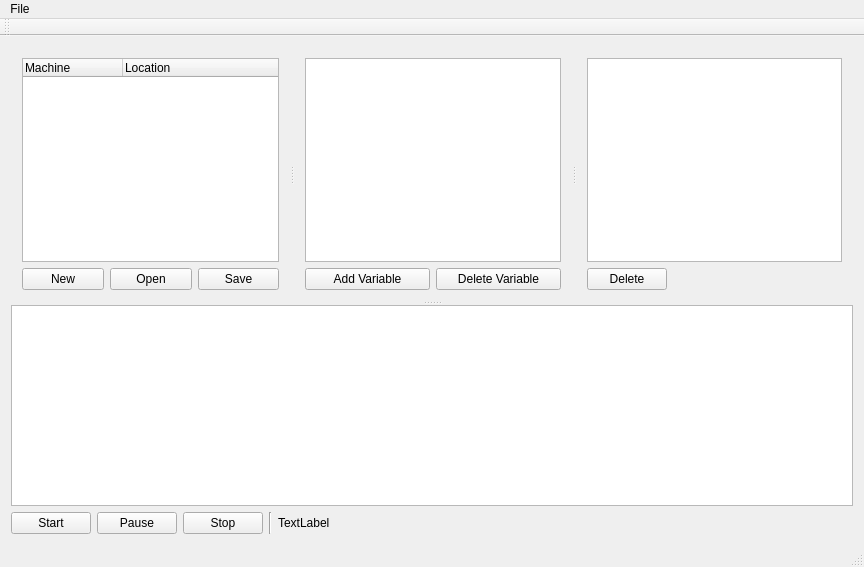
First picture: the form in mainwindow.ui, repository FLAME-HPC/flame_editor, before the edit.
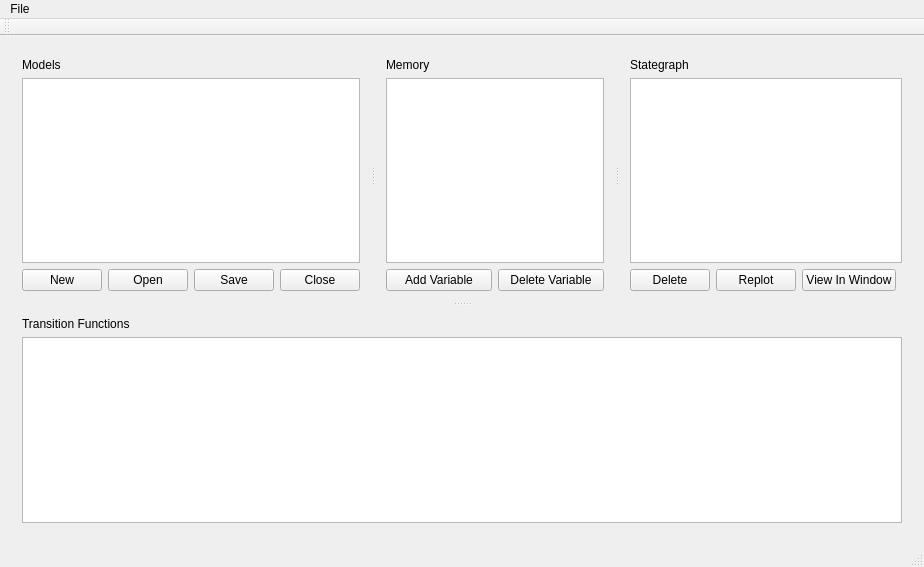
Second picture: the form after the edit.

Diff of the .ui file:
```diff
--- a/mainwindow.ui
+++ b/mainwindow.ui
@@ -6,7 +6,7 @@
    <rect>
     <x>0</x>
     <y>0</y>
-    <width>864</width>
+    <width>924</width>
     <height>567</height>
    </rect>
   </property>
@@ -14,7 +14,7 @@
    <string>FLAME Editor</string>
   </property>
   <widget class="QWidget" name="centralWidget">
-   <layout class="QVBoxLayout" name="verticalLayout">
+   <layout class="QVBoxLayout" name="verticalLayout_2">
     <item>
      <widget class="QSplitter" name="splitter_3">
       <property name="orientation">
@@ -26,39 +26,42 @@
        </property>
        <widget class="QWidget" name="layoutWidget">
         <layout class="QGridLayout" name="gridLayout_3">
-         <item row="1" column="0">
+         <item row="2" column="0">
           <widget class="QPushButton" name="pushButtonNew">
            <property name="text">
             <string>New</string>
            </property>
           </widget>
          </item>
-         <item row="1" column="1">
+         <item row="2" column="1">
           <widget class="QPushButton" name="pushButtonOpen">
            <property name="text">
             <string>Open</string>
            </property>
           </widget>
          </item>
-         <item row="1" column="2">
+         <item row="2" column="2">
           <widget class="QPushButton" name="pushButtonSave">
            <property name="text">
             <string>Save</string>
            </property>
           </widget>
          </item>
-         <item row="0" column="0" colspan="3">
-          <widget class="QTreeWidget" name="treeWidget">
-           <column>
-            <property name="text">
-             <string>Machine</string>
-            </property>
-           </column>
-           <column>
-            <property name="text">
-             <string>Location</string>
-            </property>
-           </column>
+         <item row="1" column="0" colspan="4">
+          <widget class="QTreeView" name="treeView_machines"/>
+         </item>
+         <item row="0" column="0">
+          <widget class="QLabel" name="label_models">
+           <property name="text">
+            <string>Models</string>
+           </property>
+          </widget>
+         </item>
+         <item row="2" column="3">
+          <widget class="QPushButton" name="pushButtonClose">
+           <property name="text">
+            <string>Close</string>
+           </property>
           </widget>
          </item>
         </layout>
@@ -69,113 +72,89 @@
         </property>
         <widget class="QWidget" name="layoutWidget_2">
          <layout class="QGridLayout" name="gridLayout">
-          <item row="0" column="0" colspan="2">
+          <item row="1" column="0" colspan="2">
            <widget class="QTableView" name="tableViewMemory"/>
           </item>
-          <item row="1" column="0">
+          <item row="2" column="0">
            <widget class="QPushButton" name="pushButtonAddMemory">
             <property name="text">
              <string>Add Variable</string>
             </property>
            </widget>
           </item>
-          <item row="1" column="1">
+          <item row="2" column="1">
            <widget class="QPushButton" name="pushButtonDeleteMemory">
             <property name="text">
              <string>Delete Variable</string>
             </property>
            </widget>
           </item>
+          <item row="0" column="0">
+           <widget class="QLabel" name="label_memory">
+            <property name="text">
+             <string>Memory</string>
+            </property>
+           </widget>
+          </item>
          </layout>
         </widget>
         <widget class="QWidget" name="layoutWidget_3">
          <layout class="QGridLayout" name="gridLayout_2">
-          <item row="0" column="0" colspan="2">
+          <item row="1" column="0" colspan="4">
            <widget class="QGraphicsView" name="graphicsView">
             <property name="focusPolicy">
              <enum>Qt::NoFocus</enum>
             </property>
            </widget>
           </item>
-          <item row="1" column="0">
+          <item row="2" column="0">
            <widget class="QPushButton" name="pushButtonSceneDelete">
             <property name="text">
              <string>Delete</string>
             </property>
            </widget>
           </item>
-          <item row="1" column="1">
-           <spacer name="horizontalSpacer_2">
-            <property name="orientation">
-             <enum>Qt::Horizontal</enum>
+          <item row="2" column="2">
+           <widget class="QPushButton" name="pushButton_viewModel">
+            <property name="text">
+             <string>View In Window</string>
             </property>
-            <property name="sizeHint" stdset="0">
-             <size>
-              <width>40</width>
-              <height>20</height>
-             </size>
+           </widget>
+          </item>
+          <item row="0" column="0">
+           <widget class="QLabel" name="label_stategraph">
+            <property name="text">
+             <string>Stategraph</string>
             </property>
-           </spacer>
+           </widget>
+          </item>
+          <item row="2" column="1">
+           <widget class="QPushButton" name="pushButton_update">
+            <property name="text">
+             <string>Replot</string>
+            </property>
+           </widget>
           </item>
          </layout>
         </widget>
        </widget>
       </widget>
-      <widget class="QTableView" name="tableViewMachine"/>
+      <widget class="QWidget" name="">
+       <layout class="QVBoxLayout" name="verticalLayout">
+        <item>
+         <widget class="QLabel" name="label_transitionfunctions">
+          <property name="text">
+           <string>Transition Functions</string>
+          </property>
+         </widget>
+        </item>
+        <item>
+         <widget class="QTableView" name="tableViewMachine"/>
+        </item>
+       </layout>
+      </widget>
      </widget>
     </item>
-    <item>
-     <layout class="QHBoxLayout" name="horizontalLayout">
-      <item>
-       <widget class="QPushButton" name="pushButtonStart">
-        <property name="text">
-         <string>Start</string>
-        </property>
-       </widget>
-      </item>
-      <item>
-       <widget class="QPushButton" name="pushButtonPause">
-        <property name="text">
-         <string>Pause</string>
-        </property>
-       </widget>
-      </item>
-      <item>
-       <widget class="QPushButton" name="pushButtonStop">
-        <property name="text">
-         <string>Stop</string>
-        </property>
-       </widget>
-      </item>
-      <item>
-       <widget class="Line" name="line">
-        <property name="orientation">
-         <enum>Qt::Vertical</enum>
-        </property>
-       </widget>
-      </item>
-      <item>
-       <widget class="QLabel" name="label">
-        <property name="text">
-         <string>TextLabel</string>
-        </property>
-       </widget>
-      </item>
-      <item>
-       <spacer name="horizontalSpacer">
-        <property name="orientation">
-         <enum>Qt::Horizontal</enum>
-        </property>
-        <property name="sizeHint" stdset="0">
-         <size>
-          <width>40</width>
-          <height>20</height>
-         </size>
-        </property>
-       </spacer>
-      </item>
-     </layout>
-    </item>
    </layout>
   </widget>
   <widget class="QMenuBar" name="menuBar">
@@ -183,7 +162,7 @@
     <rect>
      <x>0</x>
      <y>0</y>
-     <width>864</width>
+     <width>924</width>
      <height>22</height>
     </rect>
    </property>
```
Left out of the diff: 15 changed lines with no effect on the pictures.
